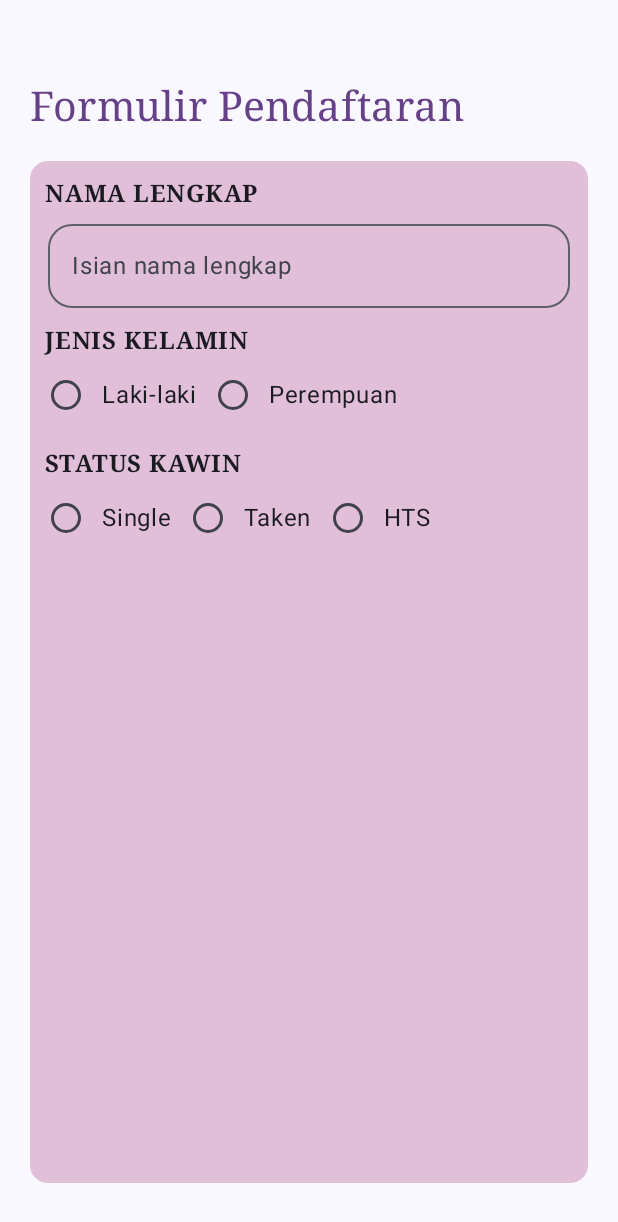
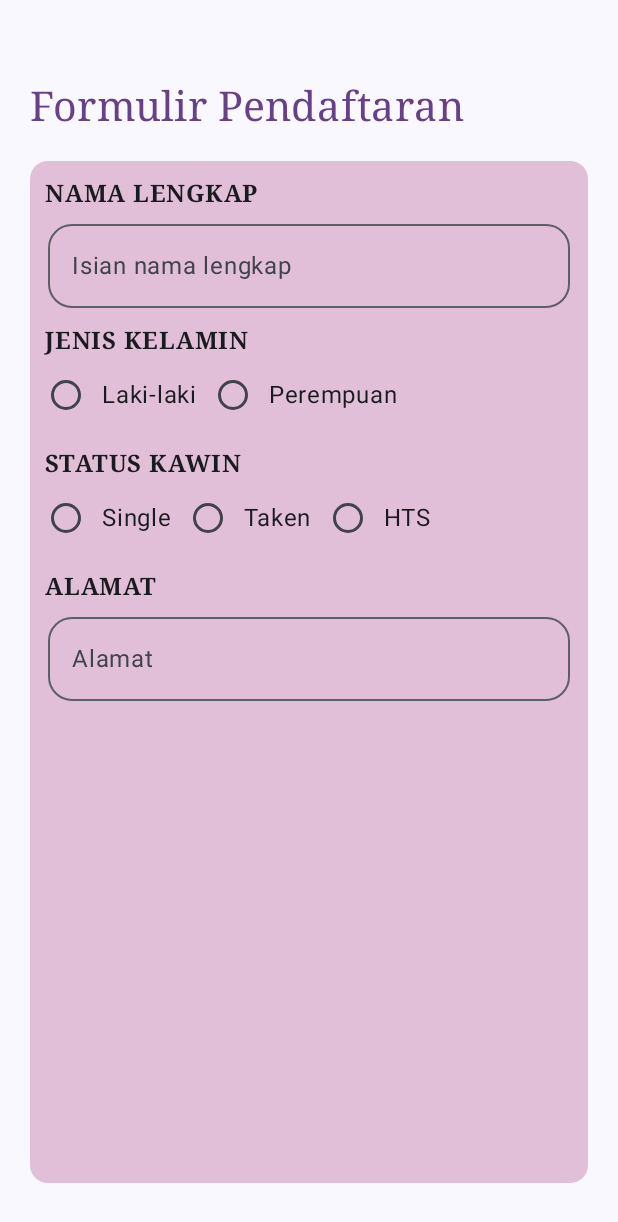
Before and after one commit to sabilafirdias/QuestNavigasTugas_192, an Android app built with Jetpack Compose: the composable FormDaftar shown on its own in the app's theme, on a phone screen of 412 x 824 dp. Shown: the top 1222 px of the screen. Run offline under Robolectric (Android 15) with nearby library versions, the phone set to English and light mode, and no system bars.

Commit message:
membuat label dan text field alamat

```diff
--- a/app/src/main/java/com/example/tugas6/view/FormulirDaftar.kt
+++ b/app/src/main/java/com/example/tugas6/view/FormulirDaftar.kt
@@ -129,6 +129,25 @@ fun FormDaftar(onBeranda: () -> Unit, modifier: Modifier = Modifier) {
                 }
             }
 
+            Text(modifier = Modifier
+                .padding(start = 10.dp, top = 10.dp),
+                text = "ALAMAT",
+                fontFamily = FontFamily.Serif,
+                fontWeight = FontWeight.Bold
+            )
+            OutlinedTextField(
+                value = textAlamat,
+                singleLine = true,
+                shape = MaterialTheme.shapes.large,
+                modifier = Modifier
+                    .fillMaxWidth()
+                    .padding(start = 12.dp, end = 12.dp),
+                label = { Text(text = "Alamat") },
+                onValueChange = {
+                    textAlamat = it
+                }
+            )
+
 
         }
     }
```
